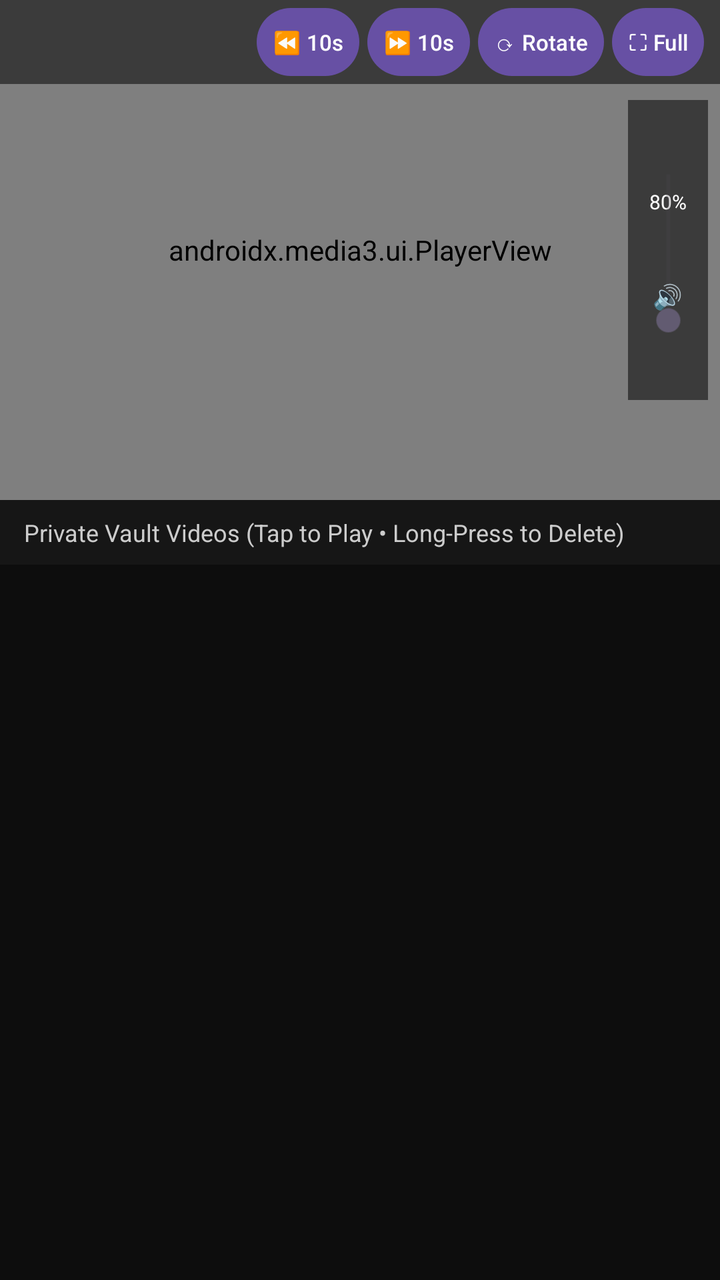
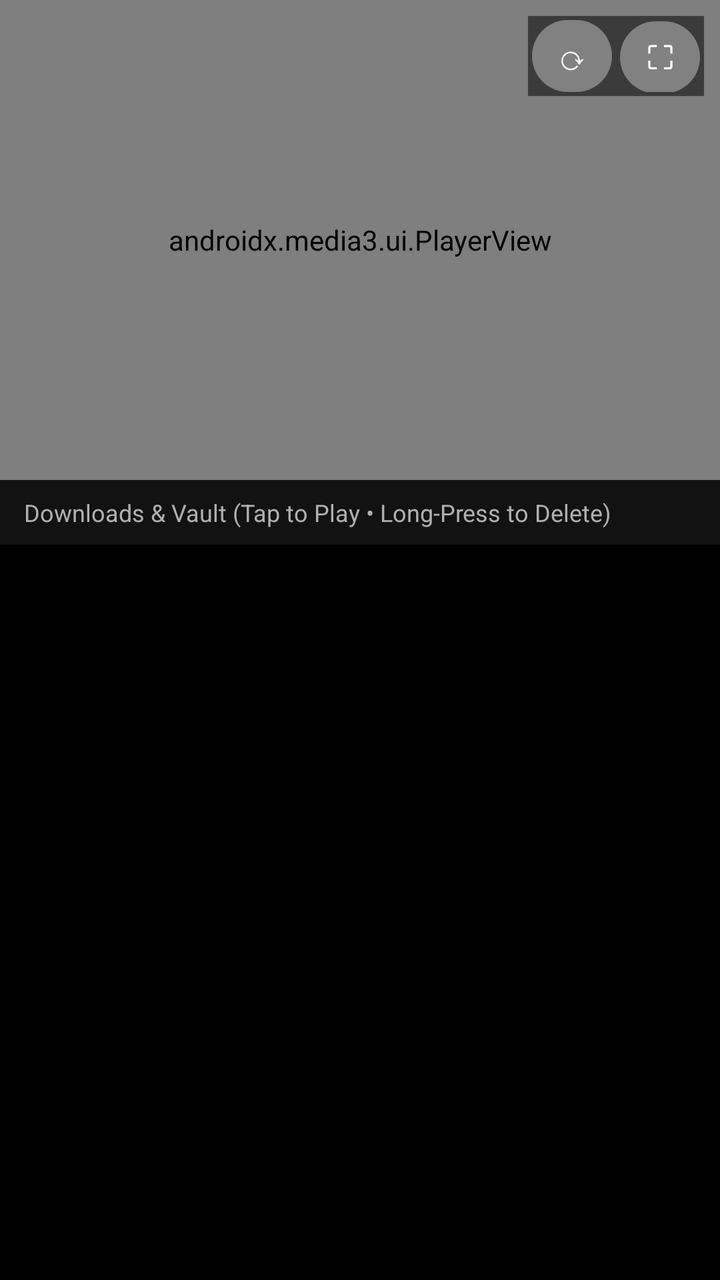

Screens rendered from an Android XML layout before and after an edit, with the pre-edit source and the edit as a unified diff.
<!-- AndroidManifest.xml: application theme Theme.Material3.DayNight.NoActionBar -->
<!-- res/layout/activity_vault_player.xml -->
<?xml version="1.0" encoding="utf-8"?>
<LinearLayout xmlns:android="http://schemas.android.com/apk/res/android"
    xmlns:app="http://schemas.android.com/apk/res-auto"
    android:layout_width="match_parent"
    android:layout_height="match_parent"
    android:orientation="vertical"
    android:background="#0D0D0D">

    
    <FrameLayout
        android:id="@+id/playerContainer"
        android:layout_width="match_parent"
        android:layout_height="250dp"
        android:background="#000000">

        <androidx.media3.ui.PlayerView
            android:id="@+id/playerView"
            android:layout_width="match_parent"
            android:layout_height="match_parent"
            app:show_buffering="when_playing"
            app:use_controller="true" />

        
        <LinearLayout
            android:layout_width="match_parent"
            android:layout_height="wrap_content"
            android:layout_gravity="top"
            android:background="#88000000"
            android:gravity="end|center_vertical"
            android:orientation="horizontal"
            android:paddingHorizontal="8dp"
            android:paddingVertical="4dp">

            <Button
                android:id="@+id/btnRewind"
                android:layout_width="wrap_content"
                android:layout_height="34dp"
                android:layout_marginEnd="4dp"
                android:minWidth="0dp"
                android:paddingHorizontal="8dp"
                android:insetTop="0dp"
                android:insetBottom="0dp"
                android:text="⏪ 10s"
                android:textSize="11sp" />

            <Button
                android:id="@+id/btnFastForward"
                android:layout_width="wrap_content"
                android:layout_height="34dp"
                android:layout_marginEnd="4dp"
                android:minWidth="0dp"
                android:paddingHorizontal="8dp"
                android:insetTop="0dp"
                android:insetBottom="0dp"
                android:text="⏩ 10s"
                android:textSize="11sp" />

            <Button
                android:id="@+id/btnRotate"
                android:layout_width="wrap_content"
                android:layout_height="34dp"
                android:layout_marginEnd="4dp"
                android:minWidth="0dp"
                android:paddingHorizontal="8dp"
                android:insetTop="0dp"
                android:insetBottom="0dp"
                android:text="⟳ Rotate"
                android:textSize="11sp" />

            <Button
                android:id="@+id/btnFullscreen"
                android:layout_width="wrap_content"
                android:layout_height="34dp"
                android:minWidth="0dp"
                android:paddingHorizontal="8dp"
                android:insetTop="0dp"
                android:insetBottom="0dp"
                android:text="⛶ Full"
                android:textSize="11sp" />
        </LinearLayout>

        
        <LinearLayout
            android:layout_width="40dp"
            android:layout_height="150dp"
            android:layout_gravity="end|center_vertical"
            android:layout_marginEnd="6dp"
            android:background="#88000000"
            android:gravity="center"
            android:orientation="vertical"
            android:paddingVertical="6dp">

            <TextView
                android:id="@+id/tvVolumePct"
                android:layout_width="wrap_content"
                android:layout_height="wrap_content"
                android:text="80%"
                android:textColor="#FFFFFF"
                android:textSize="10sp" />

            <SeekBar
                android:id="@+id/volumeSeekBar"
                android:layout_width="105dp"
                android:layout_height="32dp"
                android:rotation="270" />

            <TextView
                android:layout_width="wrap_content"
                android:layout_height="wrap_content"
                android:text="🔊"
                android:textSize="12sp" />
        </LinearLayout>
    </FrameLayout>

    
    <LinearLayout
        android:id="@+id/vaultListSection"
        android:layout_width="match_parent"
        android:layout_height="0dp"
        android:layout_weight="1"
        android:orientation="vertical">

        <TextView
            android:layout_width="match_parent"
            android:layout_height="wrap_content"
            android:background="#161616"
            android:paddingHorizontal="12dp"
            android:paddingVertical="8dp"
            android:text="Private Vault Videos (Tap to Play • Long-Press to Delete)"
            android:textColor="#CCCCCC"
            android:textSize="12sp" />

        <ListView
            android:id="@+id/downloadListView"
            android:layout_width="match_parent"
            android:layout_height="0dp"
            android:layout_weight="1"
            android:divider="#0D0D0D"
            android:dividerHeight="6dp"
            android:padding="8dp" />
    </LinearLayout>
</LinearLayout>
<!-- resources referenced by this layout -->
<resources>

</resources>

<!-- the commit's change to res/layout/activity_vault_player.xml (unified diff, before → after) -->
@@ -4,13 +4,13 @@
     android:layout_width="match_parent"
     android:layout_height="match_parent"
     android:orientation="vertical"
-    android:background="#0D0D0D">
+    android:background="#000000">
 
     
     <FrameLayout
         android:id="@+id/playerContainer"
         android:layout_width="match_parent"
-        android:layout_height="250dp"
+        android:layout_height="240dp"
         android:background="#000000">
 
         <androidx.media3.ui.PlayerView
@@ -21,94 +21,63 @@
             app:use_controller="true" />
 
         
+        <View
+            android:id="@+id/gestureOverlay"
+            android:layout_width="match_parent"
+            android:layout_height="match_parent"
+            android:layout_marginTop="46dp"
+            android:layout_marginBottom="54dp" />
+
+        
+        <TextView
+            android:id="@+id/tvGestureHud"
+            android:layout_width="wrap_content"
+            android:layout_height="wrap_content"
+            android:layout_gravity="center"
+            android:background="#CC111111"
+            android:paddingHorizontal="16dp"
+            android:paddingVertical="8dp"
+            android:textColor="#FFFFFF"
+            android:textSize="16sp"
+            android:textStyle="bold"
+            android:visibility="gone" />
+
+        
         <LinearLayout
-            android:layout_width="match_parent"
+            android:layout_width="wrap_content"
             android:layout_height="wrap_content"
-            android:layout_gravity="top"
+            android:layout_gravity="top|end"
+            android:layout_margin="8dp"
             android:background="#88000000"
-            android:gravity="end|center_vertical"
             android:orientation="horizontal"
-            android:paddingHorizontal="8dp"
-            android:paddingVertical="4dp">
-
-            <Button
-                android:id="@+id/btnRewind"
-                android:layout_width="wrap_content"
-                android:layout_height="34dp"
-                android:layout_marginEnd="4dp"
-                android:minWidth="0dp"
-                android:paddingHorizontal="8dp"
-                android:insetTop="0dp"
-                android:insetBottom="0dp"
-                android:text="⏪ 10s"
-                android:textSize="11sp" />
-
-            <Button
-                android:id="@+id/btnFastForward"
-                android:layout_width="wrap_content"
-                android:layout_height="34dp"
-                android:layout_marginEnd="4dp"
-                android:minWidth="0dp"
-                android:paddingHorizontal="8dp"
-                android:insetTop="0dp"
-                android:insetBottom="0dp"
-                android:text="⏩ 10s"
-                android:textSize="11sp" />
+            android:padding="2dp">
 
             <Button
                 android:id="@+id/btnRotate"
-                android:layout_width="wrap_content"
-                android:layout_height="34dp"
-                android:layout_marginEnd="4dp"
+                android:layout_width="40dp"
+                android:layout_height="36dp"
                 android:minWidth="0dp"
-                android:paddingHorizontal="8dp"
+                android:padding="0dp"
                 android:insetTop="0dp"
                 android:insetBottom="0dp"
-                android:text="⟳ Rotate"
-                android:textSize="11sp" />
+                android:backgroundTint="#33FFFFFF"
+                android:text="⟳"
+                android:textColor="#FFFFFF"
+                android:textSize="17sp" />
 
             <Button
                 android:id="@+id/btnFullscreen"
-                android:layout_width="wrap_content"
-                android:layout_height="34dp"
+                android:layout_width="40dp"
+                android:layout_height="36dp"
+                android:layout_marginStart="4dp"
                 android:minWidth="0dp"
-                android:paddingHorizontal="8dp"
+                android:padding="0dp"
                 android:insetTop="0dp"
                 android:insetBottom="0dp"
-                android:text="⛶ Full"
-                android:textSize="11sp" />
-        </LinearLayout>
-
-        
-        <LinearLayout
-            android:layout_width="40dp"
-            android:layout_height="150dp"
-            android:layout_gravity="end|center_vertical"
-            android:layout_marginEnd="6dp"
-            android:background="#88000000"
-            android:gravity="center"
-            android:orientation="vertical"
-            android:paddingVertical="6dp">
-
-            <TextView
-                android:id="@+id/tvVolumePct"
-                android:layout_width="wrap_content"
-                android:layout_height="wrap_content"
-                android:text="80%"
+                android:backgroundTint="#33FFFFFF"
+                android:text="⛶"
                 android:textColor="#FFFFFF"
-                android:textSize="10sp" />
-
-            <SeekBar
-                android:id="@+id/volumeSeekBar"
-                android:layout_width="105dp"
-                android:layout_height="32dp"
-                android:rotation="270" />
-
-            <TextView
-                android:layout_width="wrap_content"
-                android:layout_height="wrap_content"
-                android:text="🔊"
-                android:textSize="12sp" />
+                android:textSize="16sp" />
         </LinearLayout>
     </FrameLayout>
 
@@ -118,16 +87,17 @@
         android:layout_width="match_parent"
         android:layout_height="0dp"
         android:layout_weight="1"
-        android:orientation="vertical">
+        android:orientation="vertical"
+        android:background="#000000">
 
         <TextView
             android:layout_width="match_parent"
             android:layout_height="wrap_content"
-            android:background="#161616"
+            android:background="#121212"
             android:paddingHorizontal="12dp"
             android:paddingVertical="8dp"
-            android:text="Private Vault Videos (Tap to Play • Long-Press to Delete)"
-            android:textColor="#CCCCCC"
+            android:text="Downloads &amp; Vault (Tap to Play • Long-Press to Delete)"
+            android:textColor="#B0B0B0"
             android:textSize="12sp" />
 
         <ListView
@@ -135,7 +105,7 @@
             android:layout_width="match_parent"
             android:layout_height="0dp"
             android:layout_weight="1"
-            android:divider="#0D0D0D"
+            android:divider="#000000"
             android:dividerHeight="6dp"
             android:padding="8dp" />
     </LinearLayout>
